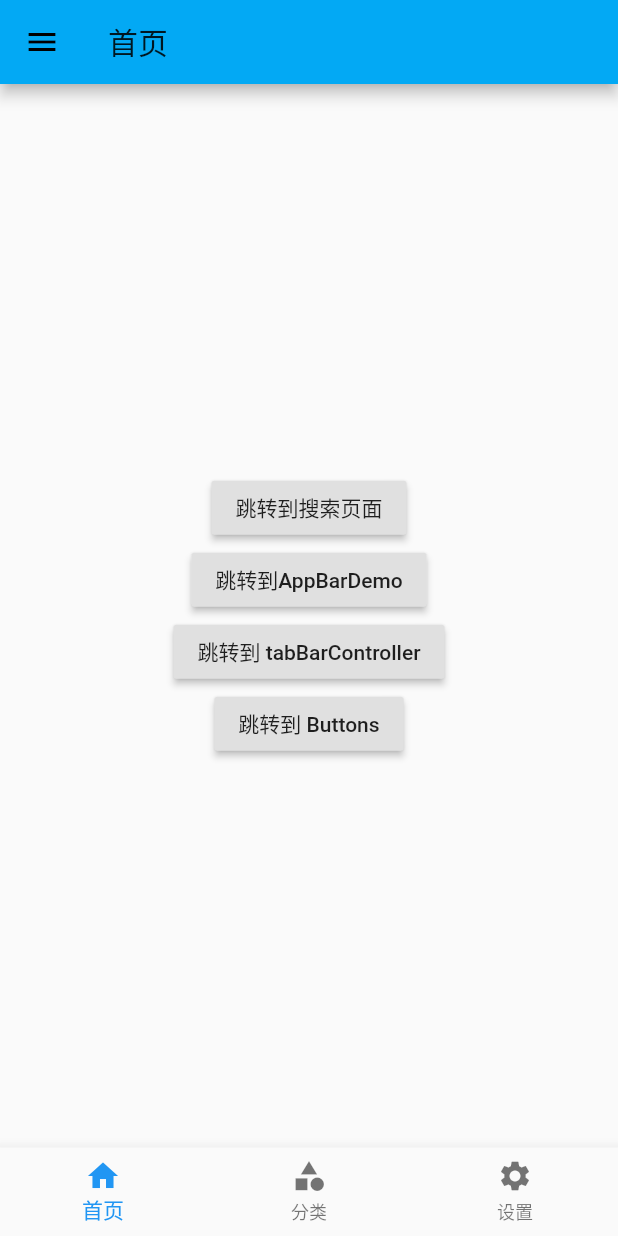
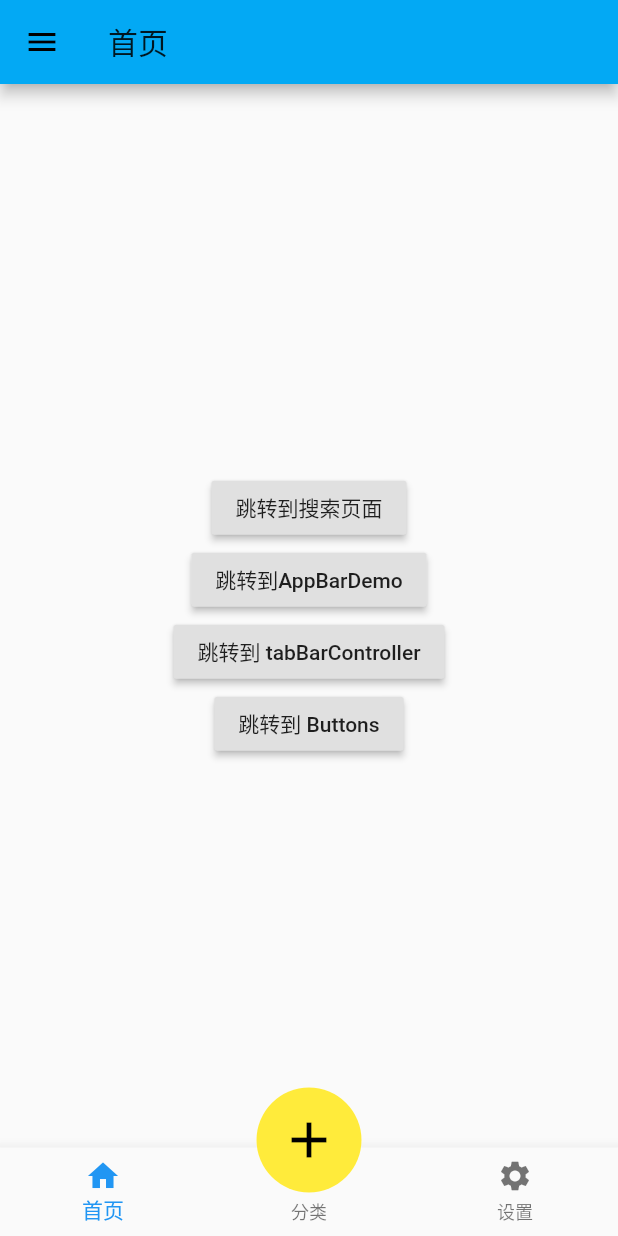
Before and after one commit to zzzplus/flutterDemo1, a Flutter app: the screen it shows after launch, on a phone screen of 412 x 824 dp. Run offline on Flutter 3.47's test engine with Material 2 defaults, Android fonts, the phone set to English and light mode, and no system bars.

Commit message:
feature: floatingActionButton

```diff
--- a/lib/pages/Tabs.dart
+++ b/lib/pages/Tabs.dart
@@ -54,6 +54,30 @@ class _TabsState extends State<Tabs> {
           ),
         ],
       ),
+      floatingActionButton: Container(
+        margin: EdgeInsets.only(bottom: 10),
+        width: 70,
+        height: 70,
+        decoration: BoxDecoration(
+          borderRadius: BorderRadius.circular(40),
+          color: Colors.white,
+        ),
+        child: FloatingActionButton(
+          child: Icon(
+            Icons.add,
+            color: this._currentIndex == 1 ? Colors.white : Colors.black,
+            size: 40,
+          ),
+          elevation: 0,
+          backgroundColor: this._currentIndex == 1 ? Colors.red : Colors.yellow,
+          onPressed: () {
+            setState(() {
+              this._currentIndex = 1;
+            });
+          },
+        ),
+      ),
+      floatingActionButtonLocation: FloatingActionButtonLocation.centerDocked,
       drawer: Drawer(
         child: ListView(
           children: <Widget>[
```
